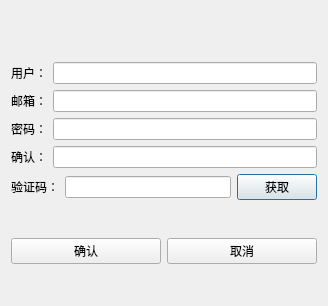
First picture: the form in registerdialog.ui, repository Z-G-H1/zzchat, before the edit.
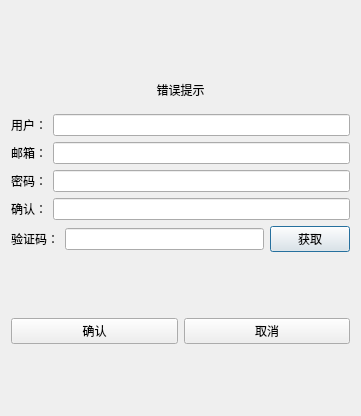
Second picture: the form after the edit.

What changed in the file:
```diff
--- a/registerdialog.ui
+++ b/registerdialog.ui
@@ -6,8 +6,8 @@
    <rect>
     <x>0</x>
     <y>0</y>
-    <width>328</width>
-    <height>306</height>
+    <width>361</width>
+    <height>416</height>
    </rect>
   </property>
   <property name="windowTitle">
@@ -32,6 +32,28 @@
        </property>
       </spacer>
      </item>
+     <item>
+      <widget class="QWidget" name="err_widget" native="true">
+       <property name="minimumSize">
+        <size>
+         <width>20</width>
+         <height>20</height>
+        </size>
+       </property>
+       <layout class="QHBoxLayout" name="horizontalLayout_7">
+        <item>
+         <widget class="QLabel" name="err_tip">
+          <property name="text">
+           <string>错误提示</string>
+          </property>
+          <property name="alignment">
+           <set>Qt::AlignCenter</set>
+          </property>
+         </widget>
+        </item>
+       </layout>
+      </widget>
+     </item>
      <item>
       <layout class="QHBoxLayout" name="horizontalLayout">
        <item>
@@ -70,7 +92,11 @@
         </widget>
        </item>
        <item>
-        <widget class="QLineEdit" name="pass_edit"/>
+        <widget class="QLineEdit" name="pass_edit">
+         <property name="readOnly">
+          <bool>false</bool>
+         </property>
+        </widget>
        </item>
       </layout>
      </item>
```
Left out of the diff: 4 changed lines with no effect on the pictures.
